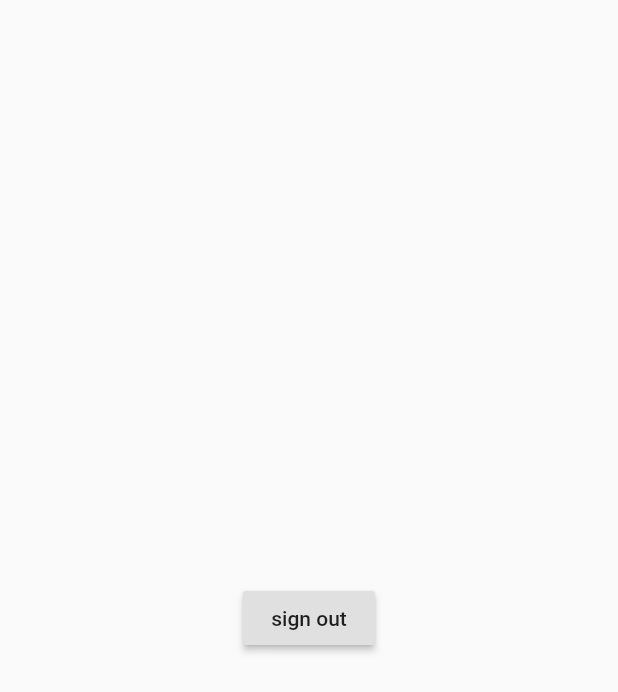
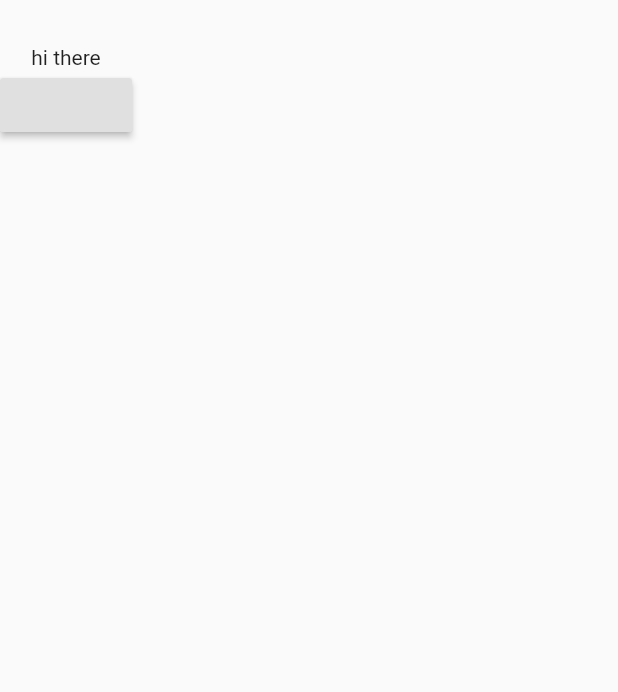
Before and after one commit to xenomech/DocSpot, a Flutter app: the screen it shows once a user with an empty profile is signed in, on a phone screen of 412 x 824 dp. Shown: the top 692 px of the screen. Run offline on Flutter 3.47's test engine with Material 2 defaults, Android fonts, the phone set to English and light mode, and no system bars; our stand-ins replace cloud_firestore, firebase_auth, flutter_spinkit; accounts and stored records are empty.

Commit message:
Code Refactoring

```diff
--- a/lib/Models/user.dart
+++ b/lib/Models/user.dart
@@ -1,4 +1,5 @@
 class User {
   final String uid;
-  User({this.uid});
+  final String name;
+  User({this.uid, this.name});
 }
--- a/lib/Screens/Home/Home.dart
+++ b/lib/Screens/Home/Home.dart
@@ -1,19 +1,35 @@
 import 'package:flutter/material.dart';
 import 'package:sreevaidyanatham/Services/auth.dart';
 
-class Home extends StatelessWidget {
+class Home extends StatefulWidget {
+  Home({Key key}) : super(key: key);
+
+  @override
+  _HomeState createState() => _HomeState();
+}
+
+class _HomeState extends State<Home> {
   final AuthService _auth = AuthService();
-
+  String _bookedtime = "hi there";
   @override
   Widget build(BuildContext context) {
     return Scaffold(
-      body: Center(
-        child: RaisedButton(
-            child: Text("sign out"),
-            onPressed: () async {
-              await _auth.Signout();
-            }),
-      ),
-    );
+        body: Column(
+      children: <Widget>[
+        SizedBox(
+          height: 30,
+        ),
+        Text(_bookedtime),
+        RaisedButton(
+          onPressed: () {
+            showTimePicker(context: context, initialTime: TimeOfDay.now()).then(
+                (value) => {setState(() => _bookedtime = value.toString())});
+          },
+        )
+      ],
+    ));
   }
 }
+
+//  onPressed: () async {
+//         await _auth.Signout();
--- a/lib/Services/auth.dart
+++ b/lib/Services/auth.dart
@@ -6,7 +6,7 @@ class AuthService {
 
   // creating a user model based on firebase user
   User _fromfirebaseuser(FirebaseUser user) {
-    return user != null ? User(uid: user.uid) : null;
+    return user != null ? User(uid: user.uid, name: user.displayName) : null;
   }
 
   // Auth change stream
--- a/lib/Shared/loading_widget.dart
+++ b/lib/Shared/loading_widget.dart
@@ -8,7 +8,7 @@ class Loading extends StatelessWidget {
   Widget build(BuildContext context) {
     return Container(
       child: Center(
-        child: SpinKitFadingFour(
+        child: SpinKitCircle(
           color: Colors.green,
           size: 40,
         ),
```
Also changed, not shown: lib/Services/databasemgmt.dart (added, +11 -0 lines).
